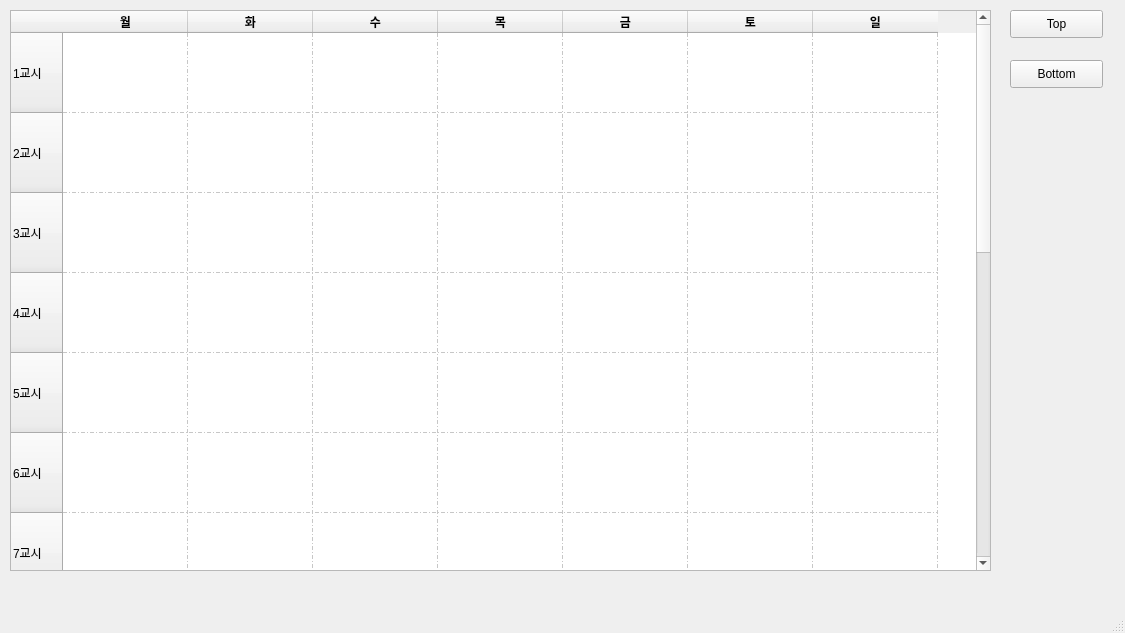
The window that project_GUI/result_table.ui (kywkyw01/2018-OOP-Python-124) describes before a commit, drawn with Qt 5.
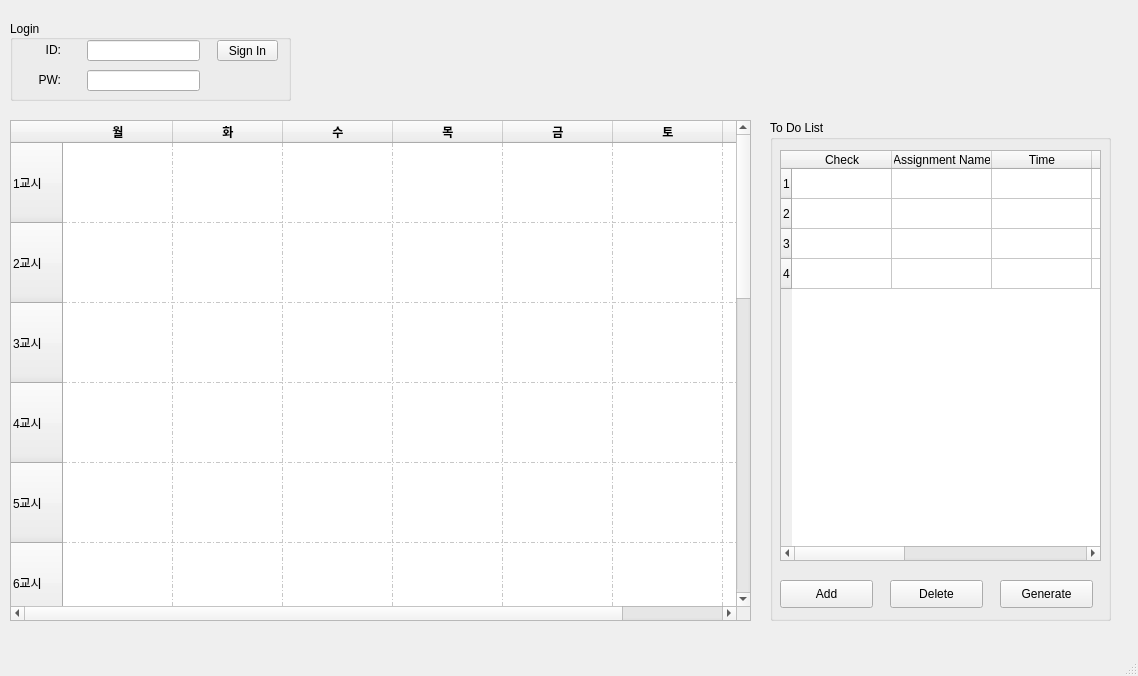
The same window after the commit.

What changed in the file:
```diff
--- a/project_GUI/result_table.ui
+++ b/project_GUI/result_table.ui
@@ -6,8 +6,8 @@
    <rect>
     <x>0</x>
     <y>0</y>
-    <width>1125</width>
-    <height>633</height>
+    <width>1138</width>
+    <height>676</height>
    </rect>
   </property>
   <property name="windowTitle">
@@ -18,9 +18,9 @@
     <property name="geometry">
      <rect>
       <x>10</x>
-      <y>10</y>
-      <width>981</width>
-      <height>561</height>
+      <y>120</y>
+      <width>741</width>
+      <height>501</height>
      </rect>
     </property>
     <property name="showGrid">
@@ -51,7 +51,7 @@
      <bool>true</bool>
     </attribute>
     <attribute name="horizontalHeaderDefaultSectionSize">
-     <number>125</number>
+     <number>110</number>
     </attribute>
     <attribute name="horizontalHeaderMinimumSectionSize">
      <number>60</number>
@@ -243,31 +243,225 @@
      </property>
     </item>
    </widget>
-   <widget class="QPushButton" name="pushButton">
+   <widget class="QGroupBox" name="groupBox">
     <property name="geometry">
      <rect>
-      <x>1010</x>
-      <y>10</y>
-      <width>93</width>
-      <height>28</height>
+      <x>10</x>
+      <y>20</y>
+      <width>281</width>
+      <height>81</height>
      </rect>
     </property>
-    <property name="text">
-     <string>Top</string>
+    <property name="autoFillBackground">
+     <bool>true</bool>
     </property>
+    <property name="title">
+     <string>Login</string>
+    </property>
+    <property name="alignment">
+     <set>Qt::AlignLeading|Qt::AlignLeft|Qt::AlignVCenter</set>
+    </property>
+    <property name="flat">
+     <bool>false</bool>
+    </property>
+    <property name="checkable">
+     <bool>false</bool>
+    </property>
+    <widget class="QLabel" name="label">
+     <property name="geometry">
+      <rect>
+       <x>20</x>
+       <y>20</y>
+       <width>31</width>
+       <height>20</height>
+      </rect>
+     </property>
+     <property name="text">
+      <string>ID:</string>
+     </property>
+     <property name="alignment">
+      <set>Qt::AlignRight|Qt::AlignTrailing|Qt::AlignVCenter</set>
+     </property>
+    </widget>
+    <widget class="QLabel" name="label_2">
+     <property name="geometry">
+      <rect>
+       <x>20</x>
+       <y>50</y>
+       <width>31</width>
+       <height>20</height>
+      </rect>
+     </property>
+     <property name="text">
+      <string>PW:</string>
+     </property>
+     <property name="alignment">
+      <set>Qt::AlignRight|Qt::AlignTrailing|Qt::AlignVCenter</set>
+     </property>
+    </widget>
+    <widget class="QLineEdit" name="lineEdit">
+     <property name="geometry">
+      <rect>
+       <x>77</x>
+       <y>20</y>
+       <width>113</width>
+       <height>21</height>
+      </rect>
+     </property>
+    </widget>
+    <widget class="QLineEdit" name="lineEdit_2">
+     <property name="geometry">
+      <rect>
+       <x>77</x>
+       <y>50</y>
+       <width>113</width>
+       <height>21</height>
+      </rect>
+     </property>
+     <property name="text">
+      <string/>
+     </property>
+     <property name="echoMode">
+      <enum>QLineEdit::Password</enum>
+     </property>
+    </widget>
+    <widget class="QPushButton" name="pushButton_3">
+     <property name="geometry">
+      <rect>
+       <x>207</x>
+       <y>20</y>
+       <width>61</width>
+       <height>21</height>
+      </rect>
+     </property>
+     <property name="text">
+      <string>Sign In</string>
+     </property>
+    </widget>
    </widget>
-   <widget class="QPushButton" name="pushButton_2">
+   <widget class="QGroupBox" name="groupBox_2">
     <property name="geometry">
      <rect>
-      <x>1010</x>
-      <y>60</y>
-      <width>93</width>
-      <height>28</height>
+      <x>770</x>
+      <y>120</y>
+      <width>341</width>
+      <height>501</height>
      </rect>
     </property>
-    <property name="text">
-     <string>Bottom</string>
+    <property name="autoFillBackground">
+     <bool>true</bool>
     </property>
+    <property name="title">
+     <string>To Do List</string>
+    </property>
+    <property name="flat">
+     <bool>false</bool>
+    </property>
+    <widget class="QTableWidget" name="tableWidget">
+     <property name="geometry">
+      <rect>
+       <x>10</x>
+       <y>30</y>
+       <width>321</width>
+       <height>411</height>
+      </rect>
+     </property>
+     <property name="rowCount">
+      <number>4</number>
+     </property>
+     <property name="columnCount">
+      <number>8</number>
+     </property>
+     <attribute name="horizontalHeaderVisible">
+      <bool>true</bool>
+     </attribute>
+     <attribute name="horizontalHeaderCascadingSectionResizes">
+      <bool>true</bool>
+     </attribute>
+     <attribute name="horizontalHeaderHighlightSections">
+      <bool>true</bool>
+     </attribute>
+     <attribute name="horizontalHeaderMinimumSectionSize">
+      <number>20</number>
+     </attribute>
+     <row/>
+     <row/>
+     <row/>
+     <row/>
+     <column>
+      <property name="text">
+       <string>Check</string>
+      </property>
+     </column>
+     <column>
+      <property name="text">
+       <string>Assignment Name</string>
+      </property>
+     </column>
+     <column>
+      <property name="text">
+       <string>Time</string>
+      </property>
+     </column>
+     <column>
+      <property name="text">
+       <string>Deadline</string>
+      </property>
+     </column>
+     <column/>
+     <column/>
+     <column/>
+     <column/>
+     <item row="0" column="4">
+      <property name="text">
+       <string/>
+      </property>
+     </item>
+     <item row="1" column="4">
+      <property name="text">
+       <string>dd</string>
+      </property>
+     </item>
+    </widget>
+    <widget class="QPushButton" name="pushButton_4">
+     <property name="geometry">
+      <rect>
+       <x>10</x>
+       <y>460</y>
+       <width>93</width>
+       <height>28</height>
+      </rect>
+     </property>
+     <property name="text">
+      <string>Add</string>
+     </property>
+    </widget>
+    <widget class="QPushButton" name="pushButton_5">
+     <property name="geometry">
+      <rect>
+       <x>120</x>
+       <y>460</y>
+       <width>93</width>
+       <height>28</height>
+      </rect>
+     </property>
+     <property name="text">
+      <string>Delete</string>
+     </property>
+    </widget>
+    <widget class="QPushButton" name="pushButton_6">
+     <property name="geometry">
+      <rect>
+       <x>230</x>
+       <y>460</y>
+       <width>93</width>
+       <height>28</height>
+      </rect>
+     </property>
+     <property name="text">
+      <string>Generate</string>
+     </property>
+    </widget>
    </widget>
   </widget>
   <widget class="QMenuBar" name="menubar">
```
Left out of the diff: 37 changed lines with no effect on the pictures.
